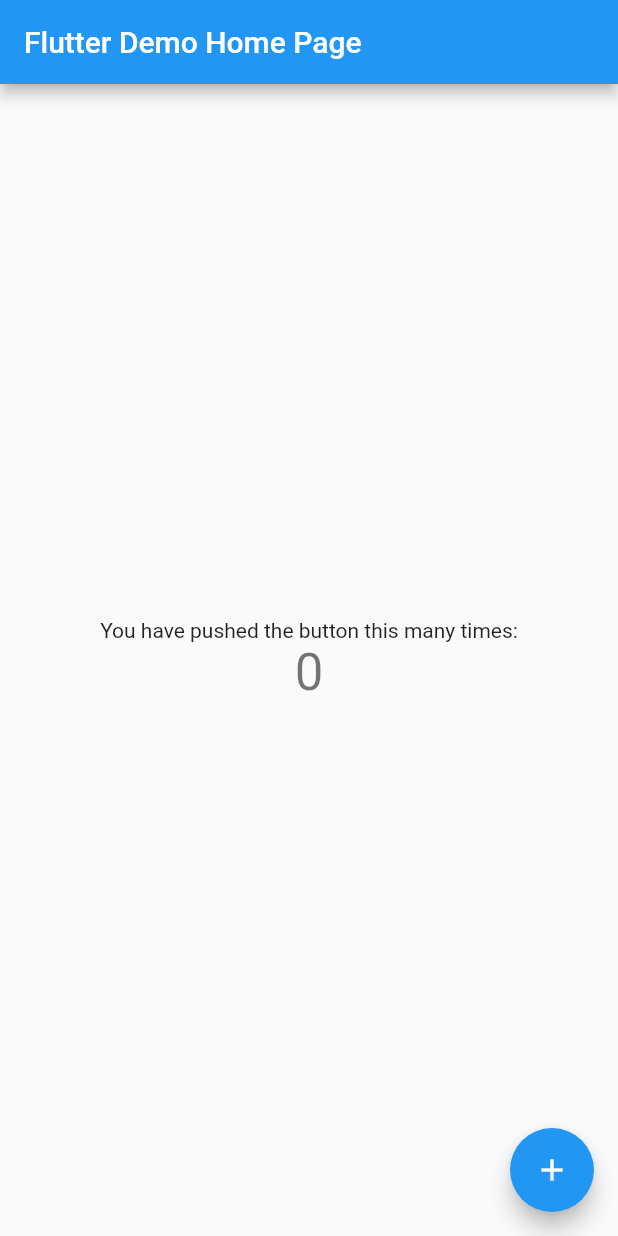
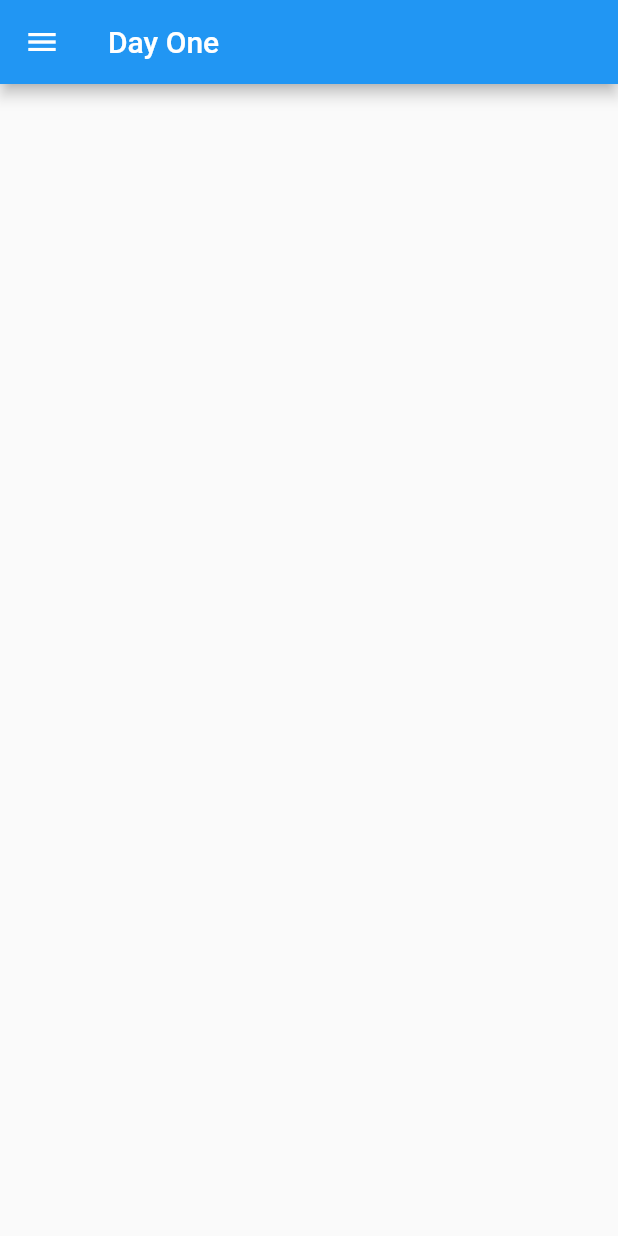
Before and after one commit to Aayush17171/FLutter_First, a Flutter app: the screen it shows after launch, on a phone screen of 412 x 824 dp. Run offline on Flutter 3.47's test engine with Material 2 defaults, Android fonts, the phone set to English and light mode, and no system bars.

Commit message:
Day 1 completed

```diff
--- /dev/null
+++ b/lib/day1.dart
@@ -0,0 +1,16 @@
+import 'package:flutter/material.dart';
+
+class Day1Page extends StatelessWidget {
+  const Day1Page({super.key});
+
+  @override
+  Widget build(BuildContext context) {
+    return Scaffold(
+      appBar: AppBar(
+        title: Text('Day One'),
+      ),
+      body: Center(),
+      drawer: Drawer(),
+    );
+  }
+}
--- a/lib/main.dart
+++ b/lib/main.dart
@@ -1,115 +1,16 @@
+import 'package:beginner/day1.dart';
 import 'package:flutter/material.dart';
 
-void main() {
-  runApp(const MyApp());
-}
+void main() => runApp(myApp());
 
-class MyApp extends StatelessWidget {
-  const MyApp({super.key});
+class myApp extends StatelessWidget {
+  const myApp({super.key});
 
-  // This widget is the root of your application.
   @override
   Widget build(BuildContext context) {
     return MaterialApp(
-      title: 'Flutter Demo',
-      theme: ThemeData(
-        // This is the theme of your application.
-        //
-        // Try running your application with "flutter run". You'll see the
-        // application has a blue toolbar. Then, without quitting the app, try
-        // changing the primarySwatch below to Colors.green and then invoke
-        // "hot reload" (press "r" in the console where you ran "flutter run",
-        // or simply save your changes to "hot reload" in a Flutter IDE).
-        // Notice that the counter didn't reset back to zero; the application
-        // is not restarted.
-        primarySwatch: Colors.blue,
-      ),
-      home: const MyHomePage(title: 'Flutter Demo Home Page'),
+      home: Day1Page(),
+      debugShowCheckedModeBanner: false,
     );
   }
 }
-
-class MyHomePage extends StatefulWidget {
-  const MyHomePage({super.key, required this.title});
-
-  // This widget is the home page of your application. It is stateful, meaning
-  // that it has a State object (defined below) that contains fields that affect
-  // how it looks.
-
-  // This class is the configuration for the state. It holds the values (in this
-  // case the title) provided by the parent (in this case the App widget) and
-  // used by the build method of the State. Fields in a Widget subclass are
-  // always marked "final".
-
-  final String title;
-
-  @override
-  State<MyHomePage> createState() => _MyHomePageState();
-}
-
-class _MyHomePageState extends State<MyHomePage> {
-  int _counter = 0;
-
-  void _incrementCounter() {
-    setState(() {
-      // This call to setState tells the Flutter framework that something has
-      // changed in this State, which causes it to rerun the build method below
-      // so that the display can reflect the updated values. If we changed
-      // _counter without calling setState(), then the build method would not be
-      // called again, and so nothing would appear to happen.
-      _counter++;
-    });
-  }
-
-  @override
-  Widget build(BuildContext context) {
-    // This method is rerun every time setState is called, for instance as done
-    // by the _incrementCounter method above.
-    //
-    // The Flutter framework has been optimized to make rerunning build methods
-    // fast, so that you can just rebuild anything that needs updating rather
-    // than having to individually change instances of widgets.
-    return Scaffold(
-      appBar: AppBar(
-        // Here we take the value from the MyHomePage object that was created by
-        // the App.build method, and use it to set our appbar title.
-        title: Text(widget.title),
-      ),
-      body: Center(
-        // Center is a layout widget. It takes a single child and positions it
-        // in the middle of the parent.
-        child: Column(
-          // Column is also a layout widget. It takes a list of children and
-          // arranges them vertically. By default, it sizes itself to fit its
-          // children horizontally, and tries to be as tall as its parent.
-          //
-          // Invoke "debug painting" (press "p" in the console, choose the
-          // "Toggle Debug Paint" action from the Flutter Inspector in Android
-          // Studio, or the "Toggle Debug Paint" command in Visual Studio Code)
-          // to see the wireframe for each widget.
-          //
-          // Column has various properties to control how it sizes itself and
-          // how it positions its children. Here we use mainAxisAlignment to
-          // center the children vertically; the main axis here is the vertical
-          // axis because Columns are vertical (the cross axis would be
-          // horizontal).
-          mainAxisAlignment: MainAxisAlignment.center,
-          children: <Widget>[
-            const Text(
-              'You have pushed the button this many times:',
-            ),
-            Text(
-              '$_counter',
-              style: Theme.of(context).textTheme.headlineMedium,
-            ),
-          ],
-        ),
-      ),
-      floatingActionButton: FloatingActionButton(
-        onPressed: _incrementCounter,
-        tooltip: 'Increment',
-        child: const Icon(Icons.add),
-      ), // This trailing comma makes auto-formatting nicer for build methods.
-    );
-  }
-}
```
